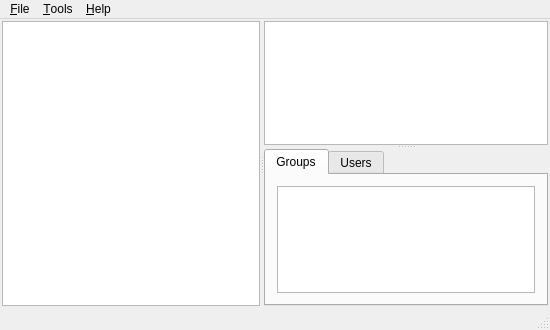
This is mainwindow.ui in kernel1024/qregedit as Qt 5 draws it before an edit. The edited form follows.
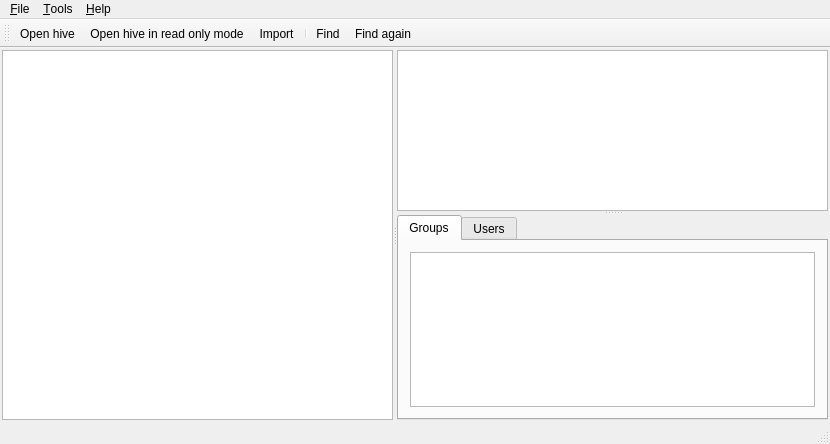
This is the edited form. Icons and pictures are not drawn.

```diff
--- a/mainwindow.ui
+++ b/mainwindow.ui
@@ -6,8 +6,8 @@
    <rect>
     <x>0</x>
     <y>0</y>
-    <width>550</width>
-    <height>330</height>
+    <width>830</width>
+    <height>444</height>
    </rect>
   </property>
   <property name="windowTitle">
@@ -119,7 +119,7 @@
     <rect>
      <x>0</x>
      <y>0</y>
-     <width>550</width>
+     <width>830</width>
      <height>21</height>
     </rect>
    </property>
@@ -155,6 +155,23 @@
    <addaction name="menuHelp"/>
   </widget>
   <widget class="QStatusBar" name="statusBar"/>
+  <widget class="QToolBar" name="toolBar">
+   <property name="windowTitle">
+    <string>toolBar</string>
+   </property>
+   <attribute name="toolBarArea">
+    <enum>TopToolBarArea</enum>
+   </attribute>
+   <attribute name="toolBarBreak">
+    <bool>false</bool>
+   </attribute>
+   <addaction name="actionOpenHive"/>
+   <addaction name="actionOpenHiveRO"/>
+   <addaction name="actionImport"/>
+   <addaction name="separator"/>
+   <addaction name="actionFind"/>
+   <addaction name="actionFindAgain"/>
+  </widget>
   <action name="actionOpenHive">
    <property name="text">
     <string>&amp;Open hive...</string>
```
Left out of the diff: 24 changed lines with no effect on the pictures.
